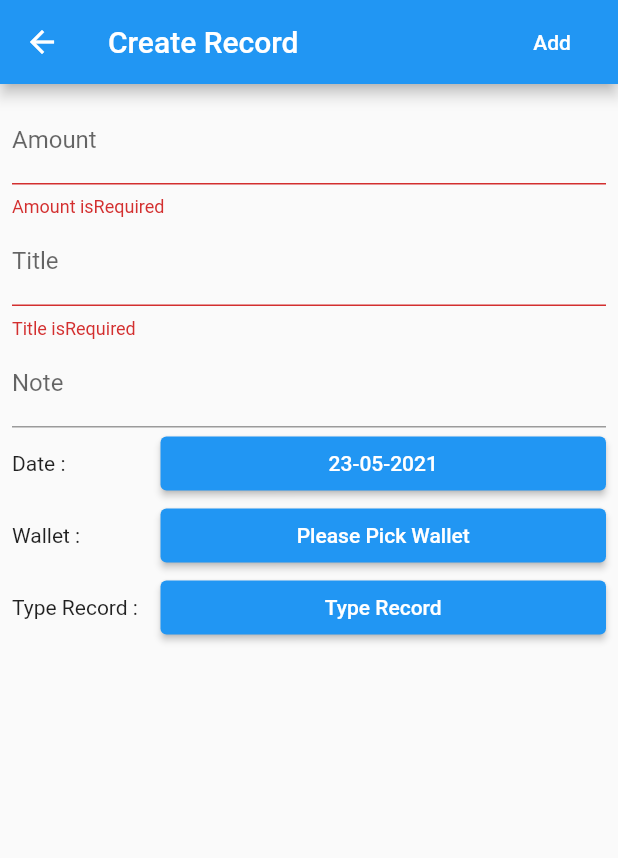
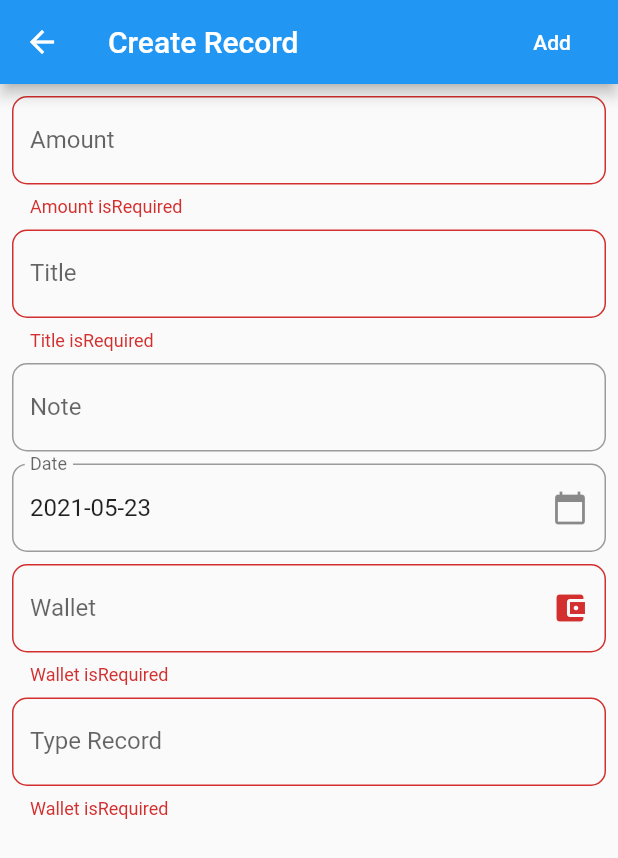
Before and after one commit to daominhquan1706/app-money, a Flutter app: the AddRecord screen opened directly, after a tap on "Add", on a phone screen of 412 x 824 dp. Shown: the top 858 px of the screen. Run offline on Flutter 3.47's test engine with Material 2 defaults, Android fonts, the phone set to English and light mode, and no system bars; our stand-ins replace fl_chart, flutter_easyloading, shared_preferences; missing offline and left inert: shared_preferences_web; accounts and stored records are empty.

Commit message:
update UI

```diff
--- a/lib/ui/record_create.dart
+++ b/lib/ui/record_create.dart
@@ -1,11 +1,11 @@
+import 'package:flutter/cupertino.dart';
 import 'package:flutter/material.dart';
-import 'package:flutter/services.dart';
-import 'package:intl/intl.dart';
 import 'package:money_app/model/record_model.dart';
 import 'package:money_app/model/type_record_model.dart';
 import 'package:money_app/model/wallet_model.dart';
 import 'package:money_app/view_models/home_viewmodel.dart';
 import 'package:money_app/view_models/record_create_viewmodel.dart';
+import 'package:money_app/widgets/custom_input_field.dart';
 import 'package:provider/provider.dart';
 
 class AddRecord extends StatefulWidget {
@@ -17,10 +17,15 @@ class _AddRecordState extends State<AddRecord> {
   final GlobalKey<FormState> _formKey = GlobalKey<FormState>();
   final RecordCreateViewModel _viewModel = RecordCreateViewModel();
   final HomeViewModel _homeViewModel = HomeViewModel.instance;
+  final TextEditingController _dateTextController = TextEditingController();
+  final TextEditingController _walletTextController = TextEditingController();
+  final TextEditingController _typeRecordTextController =
+      TextEditingController();
 
   @override
   void initState() {
     super.initState();
+    _dateTextController.text = _viewModel.dateString;
   }
 
   FormState get _formState => _formKey.currentState;
@@ -91,12 +96,8 @@ class _AddRecordState extends State<AddRecord> {
   }
 
   Widget _buildAmount() {
-    return TextFormField(
-      decoration: const InputDecoration(labelText: "Amount"),
-      inputFormatters: <TextInputFormatter>[
-        FilteringTextInputFormatter.digitsOnly
-      ],
-      keyboardType: TextInputType.number,
+    return CustomInputField(
+      inputType: InputType.amount,
       validator: (String value) {
         if (value.isEmpty) {
           return 'Amount isRequired';
@@ -115,11 +116,8 @@ class _AddRecordState extends State<AddRecord> {
   }
 
   Widget _buildTitle() {
-    return TextFormField(
-      decoration: const InputDecoration(labelText: "Title"),
-      inputFormatters: <TextInputFormatter>[
-        FilteringTextInputFormatter.singleLineFormatter
-      ],
+    return CustomInputField(
+      inputType: InputType.title,
       validator: (String value) {
         if (value.isEmpty) {
           return 'Title isRequired';
@@ -133,11 +131,8 @@ class _AddRecordState extends State<AddRecord> {
   }
 
   Widget _buildNote() {
-    return TextFormField(
-      decoration: const InputDecoration(labelText: "Note"),
-      inputFormatters: <TextInputFormatter>[
-        FilteringTextInputFormatter.singleLineFormatter
-      ],
+    return CustomInputField(
+      inputType: InputType.note,
       validator: (String value) {
         return null;
       },
@@ -148,80 +143,86 @@ class _AddRecordState extends State<AddRecord> {
   }
 
   Widget _buildDate() {
-    return Row(
+    return CustomInputField(
+      controller: _dateTextController,
+      inputType: InputType.date,
+      validator: (String value) {
+        if (value.isEmpty) {
+          return 'Date isRequired';
+        }
+        return null;
+      },
+      onTap: _showDatePicker,
+      trailingIcon: Icons.calendar_today,
+    );
+  }
+
+  void _showDatePicker() {
+    // showCupertinoModalPopup is a built-in function of the cupertino library
+    showCupertinoModalPopup(
+      context: context,
+      builder: (_) => Container(
+        height: 500,
+        color: const Color.fromARGB(255, 255, 255, 255),
+        child: Column(
           children: [
-        Expanded(
-          flex: 1,
-          child: const Text("Date :   "),
-        ),
-        Expanded(
-          flex: 3,
-          child: ElevatedButton(
-            onPressed: () async {
-              final DateTime picked = await showDatePicker(
-                context: context,
-                initialDate: _viewModel.date,
-                firstDate: DateTime(2000),
-                lastDate: DateTime(2025),
-              );
+            SizedBox(
+              height: 400,
+              child: CupertinoDatePicker(
+                initialDateTime: DateTime.now(),
+                mode: CupertinoDatePickerMode.date,
+                onDateTimeChanged: (picked) {
+                  setState(() {
                     if (picked != null && picked != _viewModel.date) {
                       setState(() {
                         _viewModel.date = picked;
+                        _dateTextController.text = _viewModel.dateString;
                       });
                     }
+                  });
                 },
-            child: Text(DateFormat('dd-MM-yyyy').format(_viewModel.date)),
               ),
+            ),
+            CupertinoButton(
+              child: Text('OK'),
+              onPressed: () => Navigator.of(context).pop(),
             )
           ],
+        ),
+      ),
     );
   }
 
   Widget _buildWallet() {
-    return Row(
-      children: [
-        Expanded(
-          flex: 1,
-          child: const Text("Wallet :   "),
-        ),
-        Expanded(
-          flex: 3,
-          child: ElevatedButton(
-            onPressed: () {
-              _selectWallet(context);
+    return CustomInputField(
+      controller: _walletTextController,
+      inputType: InputType.wallet,
+      validator: (String value) {
+        if (value.isEmpty) {
+          return 'Wallet isRequired';
+        }
+        return null;
       },
-            child: Text(_viewModel.wallet != null
-                ? _viewModel.wallet.name
-                : "Please Pick Wallet"),
-          ),
-        )
-      ],
+      onTap: _selectWallet,
+      trailingIcon: Icons.account_balance_wallet,
     );
   }
 
   Widget _buildTypeRecord() {
-    return Row(
-      children: [
-        Expanded(
-          flex: 1,
-          child: const Text("Type Record :   "),
-        ),
-        Expanded(
-          flex: 3,
-          child: ElevatedButton(
-            onPressed: () {
-              _selectTypeRecord(context);
+    return CustomInputField(
+      controller: _typeRecordTextController,
+      inputType: InputType.typeRecord,
+      validator: (String value) {
+        if (value.isEmpty) {
+          return 'Wallet isRequired';
+        }
+        return null;
       },
-            child: Text(_viewModel.typeRecord != null
-                ? _viewModel.typeRecord.name
-                : "Type Record"),
-          ),
-        )
-      ],
+      onTap: _selectTypeRecord,
     );
   }
 
-  Future _selectWallet(BuildContext context) async {
+  Future _selectWallet() async {
     final Wallet wallet = await showDialog(
       context: context,
       builder: (BuildContext context) {
@@ -247,7 +248,7 @@ class _AddRecordState extends State<AddRecord> {
                     );
                   },
                 ).toList()
-              : [const Text("Dont you dont have wallet")],
+              : [const ListTile(title: Text("Empty Wallet"))],
         );
       },
     );
@@ -255,9 +256,11 @@ class _AddRecordState extends State<AddRecord> {
       return;
     }
     _viewModel.onPickWallet(wallet);
+    _walletTextController.text = wallet.name;
+    _typeRecordTextController.text = null;
   }
 
-  Future _selectTypeRecord(BuildContext context) async {
+  Future _selectTypeRecord() async {
     final TypeRecord typeRecord = await showDialog(
       context: context,
       builder: (BuildContext context) {
@@ -283,7 +286,7 @@ class _AddRecordState extends State<AddRecord> {
                     );
                   },
                 ).toList()
-              : [const Text("Dont you dont have wallet")],
+              : [const ListTile(title: Text("Empty Type Record"))],
         );
       },
     );
@@ -291,5 +294,6 @@ class _AddRecordState extends State<AddRecord> {
       return;
     }
     _viewModel.onPickTypeRecord(typeRecord);
+    _typeRecordTextController.text = typeRecord.name;
   }
 }
--- a/lib/view_models/record_create_viewmodel.dart
+++ b/lib/view_models/record_create_viewmodel.dart
@@ -60,4 +60,8 @@ class RecordCreateViewModel with ChangeNotifier {
     typeRecord = t;
     notifyListeners();
   }
+
+  String get dateString {
+    return date.toString().split(" ").first;
+  }
 }
--- /dev/null
+++ b/lib/widgets/custom_input_field.dart
@@ -0,0 +1,111 @@
+import 'package:flutter/material.dart';
+import 'package:flutter/services.dart';
+
+class CustomInputField extends StatefulWidget {
+  FormFieldSetter<String> onSaved;
+  FormFieldValidator<String> validator;
+  InputType inputType;
+  TextEditingController controller;
+  GestureTapCallback onTap;
+  IconData trailingIcon;
+  CustomInputField({
+    Key key,
+    this.onSaved,
+    this.validator,
+    this.inputType,
+    this.controller,
+    this.onTap,
+    this.trailingIcon,
+  }) : super(key: key);
+
+  @override
+  _CustomInputFieldState createState() => _CustomInputFieldState();
+}
+
+class _CustomInputFieldState extends State<CustomInputField> {
+  @override
+  Widget build(BuildContext context) {
+    return Padding(
+      padding: const EdgeInsets.only(bottom: 8.0),
+      child: TextFormField(
+        onTap: widget.onTap,
+        focusNode: widget.onTap != null ? AlwaysDisabledFocusNode() : null,
+        controller: widget.controller,
+        decoration: InputDecoration(
+          labelText: widget.inputType.label,
+          border: const OutlineInputBorder(
+            borderRadius: BorderRadius.all(
+              Radius.circular(10.0),
+            ),
+          ),
+          suffixIcon: Icon(widget.trailingIcon),
+        ),
+        inputFormatters: widget.inputType.inputFormatters,
+        keyboardType: widget.inputType.keyboardType,
+        validator: widget.validator,
+        onSaved: widget.onSaved,
+      ),
+    );
+  }
+}
+
+enum InputType { amount, title, note, date, wallet, typeRecord }
+
+extension InputTypeExtension on InputType {
+  List<TextInputFormatter> get inputFormatters {
+    switch (this) {
+      case InputType.amount:
+        return <TextInputFormatter>[FilteringTextInputFormatter.digitsOnly];
+      case InputType.title:
+        return <TextInputFormatter>[
+          FilteringTextInputFormatter.singleLineFormatter
+        ];
+      case InputType.note:
+        return <TextInputFormatter>[
+          FilteringTextInputFormatter.singleLineFormatter
+        ];
+      case InputType.date:
+        // TODO: Handle this case.
+        break;
+      case InputType.wallet:
+        // TODO: Handle this case.
+        break;
+      case InputType.typeRecord:
+        // TODO: Handle this case.
+        break;
+    }
+    return null;
+  }
+
+  String get label {
+    switch (this) {
+      case InputType.amount:
+        return "Amount";
+      case InputType.title:
+        return "Title";
+      case InputType.note:
+        return "Note";
+      case InputType.date:
+        return "Date";
+      case InputType.wallet:
+        return "Wallet";
+      case InputType.typeRecord:
+        return "Type Record";
+    }
+    return "null";
+  }
+
+  TextInputType get keyboardType {
+    switch (this) {
+      case InputType.amount:
+        return TextInputType.number;
+      default:
+        return TextInputType.text;
+    }
+  }
+}
+
+class AlwaysDisabledFocusNode extends FocusNode {
+  @override
+  bool get hasFocus => false;
+}
```
Lines whose indentation alone changed are shown as unchanged.
